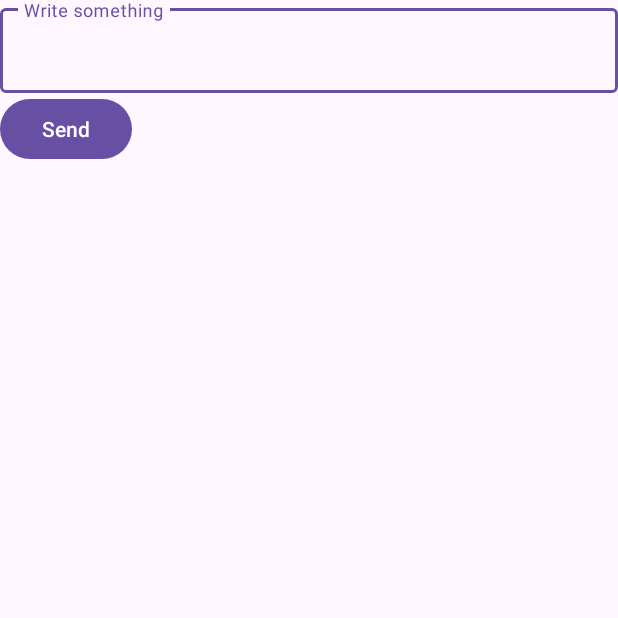
After one commit to santaneh/androidrepo, an Android app: the SettingsActivity screen opened directly, with no data from a screen before it, on a phone screen of 412 x 824 dp, the top half of it. The commit adds this screen. Run offline under Robolectric (Android 15) with nearby library versions, the phone set to English and light mode, and no system bars.

Commit message:
settings activity

```diff
--- a/app/build.gradle.kts
+++ b/app/build.gradle.kts
@@ -34,6 +34,8 @@ dependencies {
     implementation(libs.material)
     implementation(libs.activity)
     implementation(libs.constraintlayout)
+    implementation(libs.preference)
+    implementation(libs.firebase.inappmessaging)
     testImplementation(libs.junit)
     androidTestImplementation(libs.ext.junit)
     androidTestImplementation(libs.espresso.core)
--- a/app/src/main/AndroidManifest.xml
+++ b/app/src/main/AndroidManifest.xml
@@ -13,6 +13,10 @@
         android:theme="@style/Theme.CodeChallenge"
         tools:targetApi="31">
         <activity
+            android:name=".SettingsActivity"
+            android:exported="false"
+            android:label="@string/title_activity_settings" />
+        <activity
             android:name=".MainActivity"
             android:exported="true">
             <intent-filter>
--- /dev/null
+++ b/app/src/main/java/fi/arcada/codechallenge/SettingsActivity.java
@@ -0,0 +1,57 @@
+package fi.arcada.codechallenge;
+
+import android.os.Bundle;
+import android.view.View;
+import android.widget.Button;
+
+import androidx.appcompat.app.AppCompatActivity;
+import android.util.Log;
+import android.content.SharedPreferences;
+import androidx.appcompat.app.AppCompatActivity;
+import com.google.android.material.textfield.TextInputEditText;
+
+public class SettingsActivity extends AppCompatActivity {
+    private Button settingsButton;
+
+    TextInputEditText userInputField;
+
+    private SharedPreferences sharedPreferences;
+
+    // Återanvänd koden i MainActivity, så vi använder samma sharedPreference fil och "räknare"
+    private static final String PREFS_NAME = "AppCounterPrefs";
+    private static final String APP_COUNTER_KEY = "appCounter";
+    private static final String MESSAGE_KEY = "Message";
+
+
+    @Override
+    protected void onCreate(Bundle savedInstanceState) {
+        super.onCreate(savedInstanceState);
+        setContentView(R.layout.settings_activity);
+
+        userInputField = findViewById(R.id.settingsInput);
+
+        // Helt vanlig knapp som vi hittar
+        // På knappen sätter vi funktionen att nolla vår räknare
+        // - Samma sätt som vi uppdatera den, kan vi sätta den till noll
+        // --- Man kan göra om denna knapp till Spara knappen!
+
+        settingsButton = findViewById(R.id.button);
+        sharedPreferences = getSharedPreferences(PREFS_NAME, MODE_PRIVATE);
+
+        settingsButton.setOnClickListener(v -> runMessage(userInputField));
+
+        }
+
+    public void runMessage(View view) {
+        String inputText = userInputField.getText().toString();
+        //Log.d("UserInputDebug", "User entered: " + inputText);
+        SharedPreferences.Editor editor = sharedPreferences.edit();
+        editor.putString(MESSAGE_KEY, inputText);
+        editor.apply();
+
+        String saved = sharedPreferences.getString(MESSAGE_KEY, "Not saved");
+        Log.d("SavedFromActivity", "Saved in SettingsActivity: " + saved);
+
+    }
+
+    }
--- /dev/null
+++ b/app/src/main/res/layout/settings_activity.xml
@@ -0,0 +1,33 @@
+<?xml version="1.0" encoding="utf-8"?>
+<!--
+    Ändrade från LinearLayout till ConstraintLayout genom att kopiera från activity_main.xml
+    Använd det som ni föredrar
+-->
+<androidx.constraintlayout.widget.ConstraintLayout xmlns:android="http://schemas.android.com/apk/res/android"
+    xmlns:app="http://schemas.android.com/apk/res-auto"
+    xmlns:tools="http://schemas.android.com/tools"
+    android:id="@+id/settings"
+    android:layout_width="match_parent"
+    android:layout_height="match_parent">
+
+    <com.google.android.material.textfield.TextInputLayout
+        android:layout_width="match_parent"
+        android:layout_height="wrap_content"
+        tools:ignore="MissingConstraints">
+
+        <com.google.android.material.textfield.TextInputEditText
+            android:id="@+id/settingsInput"
+            android:layout_width="match_parent"
+            android:layout_height="wrap_content"
+            android:hint="Write something"
+            />
+
+        <Button
+            android:id="@+id/button"
+            android:layout_width="wrap_content"
+            android:layout_height="wrap_content"
+            android:layout_weight="1"
+            android:text="Send"
+            android:onClick="runMessage" />
+    </com.google.android.material.textfield.TextInputLayout>
+</androidx.constraintlayout.widget.ConstraintLayout>
--- a/gradle/libs.versions.toml
+++ b/gradle/libs.versions.toml
@@ -7,6 +7,8 @@ appcompat = "1.6.1"
 material = "1.11.0"
 activity = "1.8.0"
 constraintlayout = "2.1.4"
+preference = "1.2.0"
+firebaseInappmessaging = "21.0.2"
 
 [libraries]
 junit = { group = "junit", name = "junit", version.ref = "junit" }
@@ -16,6 +18,8 @@ appcompat = { group = "androidx.appcompat", name = "appcompat", version.ref = "a
 material = { group = "com.google.android.material", name = "material", version.ref = "material" }
 activity = { group = "androidx.activity", name = "activity", version.ref = "activity" }
 constraintlayout = { group = "androidx.constraintlayout", name = "constraintlayout", version.ref = "constraintlayout" }
+preference = { group = "androidx.preference", name = "preference", version.ref = "preference" }
+firebase-inappmessaging = { group = "com.google.firebase", name = "firebase-inappmessaging", version.ref = "firebaseInappmessaging" }
 
 [plugins]
 androidApplication = { id = "com.android.application", version.ref = "agp" }
```
Also changed, not shown: app/src/main/java/fi/arcada/codechallenge/MainActivity.java (+64 -15 lines), app/src/main/res/layout/activity_main.xml (+21 -1 lines), app/src/main/res/values/arrays.xml (added, +12 -0 lines), app/src/main/res/values/strings.xml (+16 -0 lines), app/src/main/res/xml/root_preferences.xml (added, +35 -0 lines).
